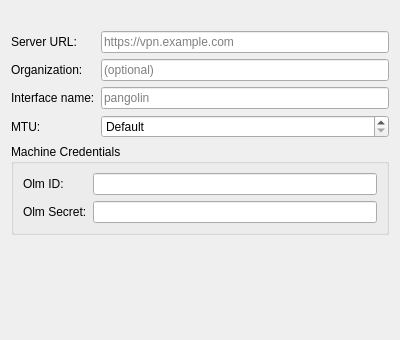
Qt form plasma-plugin/pangolin.ui (thewrz/nm-pangolin) before a commit.
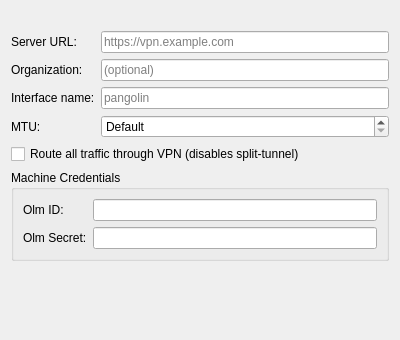
The same form after that commit.

The edit to the form file:
```diff
--- a/plasma-plugin/pangolin.ui
+++ b/plasma-plugin/pangolin.ui
@@ -90,6 +90,16 @@
      </item>
     </layout>
    </item>
+   <item>
+    <widget class="QCheckBox" name="fullTunnel">
+     <property name="text">
+      <string>Route all traffic through VPN (disables split-tunnel)</string>
+     </property>
+     <property name="toolTip">
+      <string>When enabled, all internet traffic goes through the VPN. Requires the Pangolin server to advertise a default route (0.0.0.0/0). Recommended for untrusted networks (hotel wifi, coffee shops). IPv6 will be disabled to prevent leaks.</string>
+     </property>
+    </widget>
+   </item>
    <item>
     <widget class="QGroupBox" name="machineCredentialsGroup">
      <property name="title">
```
